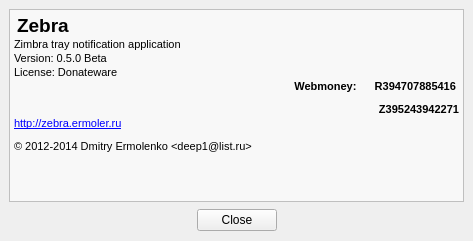
Qt form zebra.ui (deepbadger/Zebra) before a commit.
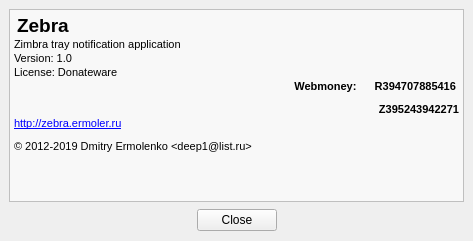
The same form after that commit. The open tabs and pages were chosen to show the change. Icons and pictures are not drawn.

Commit message: 1.0 - use new xml parser, new version Qt 5.12.

```diff
--- a/zebra.ui
+++ b/zebra.ui
@@ -438,12 +438,12 @@
 &lt;/style&gt;&lt;/head&gt;&lt;body style=&quot; font-family:'DejaVu Sans'; font-size:8pt; font-weight:400; font-style:normal;&quot;&gt;
 &lt;p style=&quot; margin-top:0px; margin-bottom:0px; margin-left:0px; margin-right:0px; -qt-block-indent:0; text-indent:0px;&quot;&gt;&lt;img src=&quot;:/images/zebra03.svg&quot; /&gt; &lt;span style=&quot; font-family:'MS Shell Dlg 2'; font-size:14pt; font-weight:600;&quot;&gt;Zebra &lt;/span&gt;&lt;/p&gt;
 &lt;p style=&quot; margin-top:1px; margin-bottom:1px; margin-left:0px; margin-right:0px; -qt-block-indent:0; text-indent:0px;&quot;&gt;Zimbra tray notification application&lt;/p&gt;
-&lt;p style=&quot; margin-top:1px; margin-bottom:1px; margin-left:0px; margin-right:0px; -qt-block-indent:0; text-indent:0px;&quot;&gt;&lt;span style=&quot; font-family:'MS Shell Dlg 2';&quot;&gt;Version: 0.5.0 Beta&lt;/span&gt;&lt;/p&gt;
+&lt;p style=&quot; margin-top:1px; margin-bottom:1px; margin-left:0px; margin-right:0px; -qt-block-indent:0; text-indent:0px;&quot;&gt;&lt;span style=&quot; font-family:'MS Shell Dlg 2';&quot;&gt;Version: 1.0&lt;/span&gt;&lt;/p&gt;
 &lt;p style=&quot; margin-top:1px; margin-bottom:1px; margin-left:0px; margin-right:0px; -qt-block-indent:0; text-indent:0px;&quot;&gt;&lt;span style=&quot; font-family:'MS Shell Dlg 2';&quot;&gt;License: Donateware&lt;/span&gt;&lt;/p&gt;
 &lt;p align=&quot;right&quot; style=&quot; margin-top:1px; margin-bottom:1px; margin-left:0px; margin-right:0px; -qt-block-indent:0; text-indent:0px;&quot;&gt;&lt;span style=&quot; font-weight:600;&quot;&gt;Webmoney:      R394707885416 &lt;/span&gt;&lt;/p&gt;
 &lt;p align=&quot;right&quot; style=&quot; margin-top:10px; margin-bottom:1px; margin-left:0px; margin-right:0px; -qt-block-indent:0; text-indent:0px;&quot;&gt;&lt;span style=&quot; font-weight:600;&quot;&gt;Z395243942271&lt;/span&gt;&lt;/p&gt;
 &lt;p style=&quot; margin-top:1px; margin-bottom:1px; margin-left:0px; margin-right:0px; -qt-block-indent:0; text-indent:0px;&quot;&gt;&lt;a href=&quot;https://sites.google.com/site/zebrazimbramail/&quot;&gt;&lt;span style=&quot; text-decoration: underline; color:#0000ff;&quot;&gt;http://zebra.ermoler.ru&lt;/span&gt;&lt;/a&gt;&lt;/p&gt;
-&lt;p style=&quot; margin-top:10px; margin-bottom:1px; margin-left:0px; margin-right:0px; -qt-block-indent:0; text-indent:0px;&quot;&gt;©&lt;span style=&quot; font-family:'MS Shell Dlg 2';&quot;&gt; 2012-2014 Dmitry Ermolenko &amp;lt;deep1@list.ru&amp;gt;&lt;/span&gt;&lt;/p&gt;
+&lt;p style=&quot; margin-top:10px; margin-bottom:1px; margin-left:0px; margin-right:0px; -qt-block-indent:0; text-indent:0px;&quot;&gt;©&lt;span style=&quot; font-family:'MS Shell Dlg 2';&quot;&gt; 2012-2019 Dmitry Ermolenko &amp;lt;deep1@list.ru&amp;gt;&lt;/span&gt;&lt;/p&gt;
 &lt;p style=&quot; margin-top:10px; margin-bottom:1px; margin-left:0px; margin-right:0px; -qt-block-indent:0; text-indent:0px;&quot;&gt; &lt;/p&gt;&lt;/body&gt;&lt;/html&gt;</string>
          </property>
          <property name="textInteractionFlags">
```
The commit also changes 10 other files.
